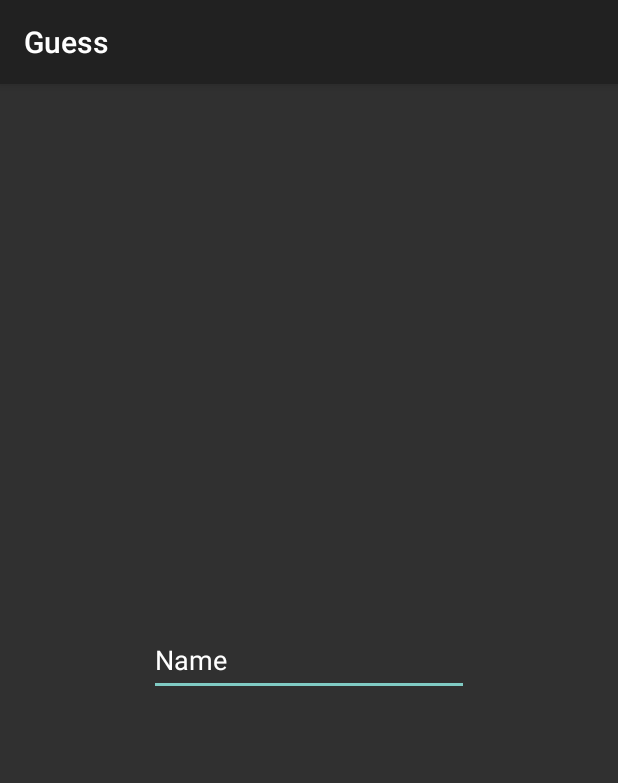
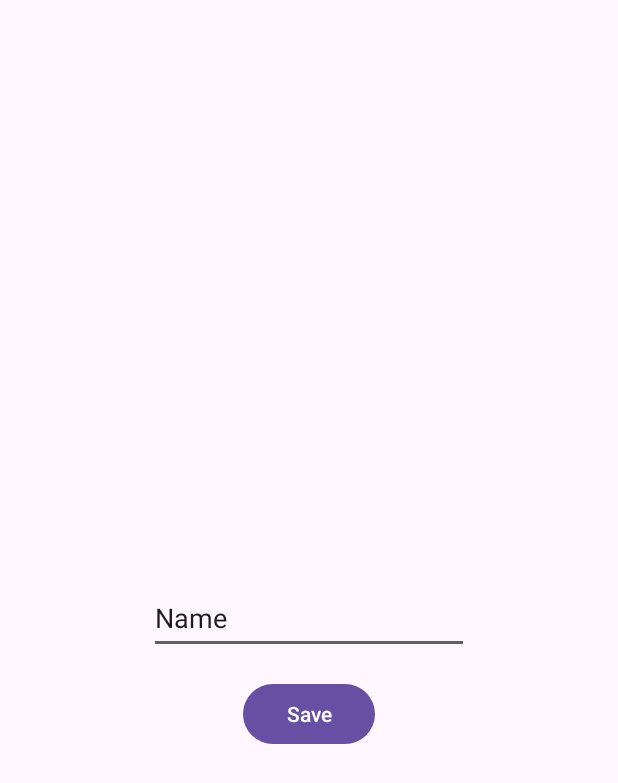
Before and after one commit to DannyLien/Bmi-2024-0626, an Android app: the NicknameActivity screen opened directly, with no data from a screen before it, on a phone screen of 412 x 824 dp. Shown: the top 783 px of the screen. Run offline under Robolectric (Android 15) with nearby library versions, the phone set to English and light mode, and no system bars.

Commit message:
8-3, NicknameActivity back data;

```diff
--- a/app/src/main/AndroidManifest.xml
+++ b/app/src/main/AndroidManifest.xml
@@ -10,7 +10,7 @@
         android:label="@string/app_name"
         android:roundIcon="@mipmap/ic_launcher_round"
         android:supportsRtl="true"
-        android:theme="@style/Theme.AppCompat"
+        android:theme="@style/Theme.Bmi20240626"
         tools:targetApi="31">
         <activity
             android:name=".NicknameActivity"
--- a/app/src/main/res/layout/activity_nickname.xml
+++ b/app/src/main/res/layout/activity_nickname.xml
@@ -4,7 +4,7 @@
     xmlns:tools="http://schemas.android.com/tools"
     android:layout_width="match_parent"
     android:layout_height="match_parent"
-    android:theme="@style/Theme.AppCompat"
+    android:theme="@style/Theme.Bmi20240626"
     tools:context=".NicknameActivity">
 
     <EditText
@@ -19,4 +19,15 @@
         app:layout_constraintStart_toStartOf="parent"
         app:layout_constraintTop_toTopOf="parent"
         android:minHeight="48dp"/>
+
+    <Button
+        android:id="@+id/button"
+        android:layout_width="wrap_content"
+        android:layout_height="wrap_content"
+        android:layout_marginTop="16dp"
+        android:onClick="save"
+        android:text="Save"
+        app:layout_constraintEnd_toEndOf="parent"
+        app:layout_constraintStart_toStartOf="parent"
+        app:layout_constraintTop_toBottomOf="@+id/edNickname" />
 </androidx.constraintlayout.widget.ConstraintLayout>
```
Also changed, not shown: app/src/main/java/com/tom/bmi_2024_0626/MainActivity2.kt (+14 -1 lines), app/src/main/java/com/tom/bmi_2024_0626/NicknameActivity.kt (+9 -0 lines).
